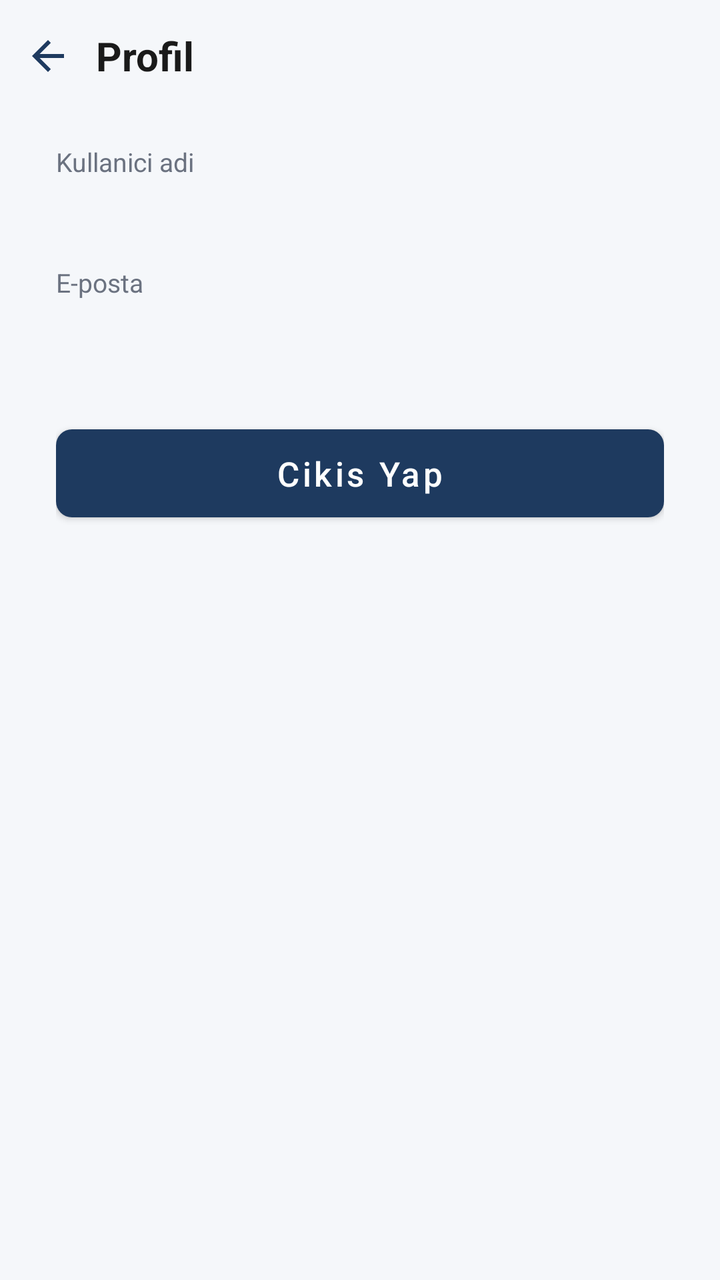
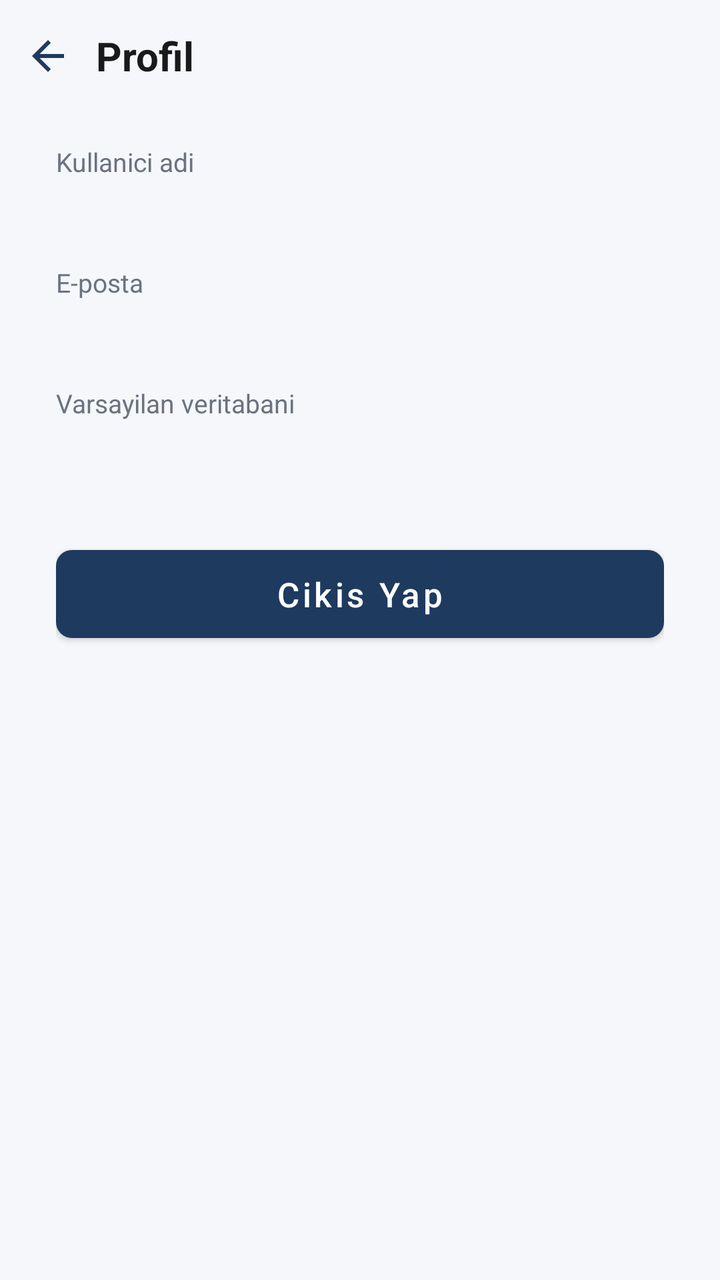

Before-and-after screenshots of an Android layout around one commit, followed by the original layout XML and the change that was made.
<!-- AndroidManifest.xml: application theme Theme.ArmineOrderModule -->
<!-- res/layout/activity_profile.xml -->
<?xml version="1.0" encoding="utf-8"?>
<LinearLayout xmlns:android="http://schemas.android.com/apk/res/android"
    xmlns:app="http://schemas.android.com/apk/res-auto"
    android:layout_width="match_parent"
    android:layout_height="match_parent"
    android:orientation="vertical"
    android:background="@color/login_background">

    <LinearLayout
        android:layout_width="match_parent"
        android:layout_height="56dp"
        android:gravity="center_vertical"
        android:orientation="horizontal"
        android:paddingStart="4dp"
        android:paddingEnd="16dp">

        <ImageButton
            android:id="@+id/btnBack"
            android:layout_width="40dp"
            android:layout_height="40dp"
            android:background="?attr/selectableItemBackgroundBorderless"
            android:contentDescription="@string/back_button"
            android:padding="8dp"
            android:scaleType="centerInside"
            android:src="@drawable/ic_back" />

        <TextView
            android:layout_width="0dp"
            android:layout_height="wrap_content"
            android:layout_weight="1"
            android:layout_marginStart="4dp"
            android:text="@string/profile_title"
            android:textColor="@color/login_title"
            android:textSize="20sp"
            android:textStyle="bold" />
    </LinearLayout>

    <LinearLayout
        android:layout_width="match_parent"
        android:layout_height="match_parent"
        android:orientation="vertical"
        android:paddingStart="28dp"
        android:paddingEnd="28dp"
        android:paddingBottom="28dp">

        <TextView
            android:layout_width="match_parent"
            android:layout_height="wrap_content"
            android:layout_marginTop="16dp"
            android:text="@string/profile_username_label"
            android:textColor="@color/login_subtitle"
            android:textSize="13sp" />

        <TextView
            android:id="@+id/tvProfileUsername"
            android:layout_width="match_parent"
            android:layout_height="wrap_content"
            android:layout_marginTop="4dp"
            android:textColor="@color/login_title"
            android:textSize="17sp"
            android:textStyle="bold" />

        <TextView
            android:layout_width="match_parent"
            android:layout_height="wrap_content"
            android:layout_marginTop="16dp"
            android:text="@string/profile_email_label"
            android:textColor="@color/login_subtitle"
            android:textSize="13sp" />

        <TextView
            android:id="@+id/tvProfileEmail"
            android:layout_width="match_parent"
            android:layout_height="wrap_content"
            android:layout_marginTop="4dp"
            android:textColor="@color/login_title"
            android:textSize="17sp" />

        <com.google.android.material.button.MaterialButton
            android:id="@+id/btnLogout"
            android:layout_width="match_parent"
            android:layout_height="56dp"
            android:layout_marginTop="32dp"
            android:text="@string/profile_logout"
            android:textAllCaps="false"
            android:textSize="17sp"
            app:backgroundTint="@color/login_primary"
            app:cornerRadius="8dp" />
    </LinearLayout>

</LinearLayout>
<!-- resources referenced by this layout -->
<resources>
  <color name="login_background">#FFF5F7FA</color>
  <color name="login_primary">#FF1E3A5F</color>
  <color name="login_subtitle">#FF6B7280</color>
  <color name="login_title">#FF1A1A1A</color>
  <!-- drawable ic_back (drawable) -->
  <?xml version="1.0" encoding="utf-8"?>
  <vector xmlns:android="http://schemas.android.com/apk/res/android"
      android:width="24dp"
      android:height="24dp"
      android:viewportWidth="24"
      android:viewportHeight="24">
      <path
          android:fillColor="#FF1E3A5F"
          android:pathData="M20,11H7.83l5.59,-5.59L12,4l-8,8 8,8 1.41,-1.41L7.83,13H20v-2z" />
  </vector>
  <string name="back_button">Geri</string>
  <string name="profile_email_label">E-posta</string>
  <string name="profile_logout">Cikis Yap</string>
  <string name="profile_title">Profil</string>
  <string name="profile_username_label">Kullanici adi</string>
  <style name="Theme.ArmineOrderModule" parent="Theme.MaterialComponents.DayNight.NoActionBar">
          
          <item name="colorPrimary">@color/purple_500</item>
          <item name="colorPrimaryVariant">@color/purple_700</item>
          <item name="colorOnPrimary">@color/white</item>
          
          <item name="colorSecondary">@color/teal_200</item>
          <item name="colorSecondaryVariant">@color/teal_700</item>
          <item name="colorOnSecondary">@color/black</item>
          
          <item name="android:statusBarColor">?attr/colorPrimaryVariant</item>
          
      </style>
  <color name="purple_500">#FF6200EE</color>
  <color name="purple_700">#FF3700B3</color>
  <color name="white">#FFFFFFFF</color>
  <color name="teal_200">#FF03DAC5</color>
  <color name="teal_700">#FF018786</color>
  <color name="black">#FF000000</color>
</resources>

<!-- the commit's change to res/layout/activity_profile.xml (unified diff, before → after) -->
@@ -76,6 +76,22 @@
             android:textColor="@color/login_title"
             android:textSize="17sp" />
 
+        <TextView
+            android:layout_width="match_parent"
+            android:layout_height="wrap_content"
+            android:layout_marginTop="16dp"
+            android:text="@string/profile_database_label"
+            android:textColor="@color/login_subtitle"
+            android:textSize="13sp" />
+
+        <TextView
+            android:id="@+id/tvProfileDatabase"
+            android:layout_width="match_parent"
+            android:layout_height="wrap_content"
+            android:layout_marginTop="4dp"
+            android:textColor="@color/login_title"
+            android:textSize="17sp" />
+
         <com.google.android.material.button.MaterialButton
             android:id="@+id/btnLogout"
             android:layout_width="match_parent"
<!-- resource entries referenced after the edit -->
@@ -16,6 +16,7 @@
           android:pathData="M20,11H7.83l5.59,-5.59L12,4l-8,8 8,8 1.41,-1.41L7.83,13H20v-2z" />
   </vector>
   <string name="back_button">Geri</string>
+  <string name="profile_database_label">Varsayilan veritabani</string>
   <string name="profile_email_label">E-posta</string>
   <string name="profile_logout">Cikis Yap</string>
   <string name="profile_title">Profil</string>
